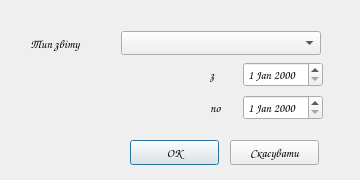
moz6go/ShoesStore, file reportdialog.ui: the form before one commit.
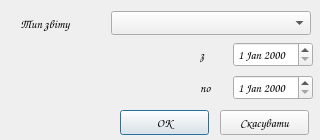
The form after the commit. Icons and pictures are not drawn.

Diff of the .ui file:
```diff
--- a/reportdialog.ui
+++ b/reportdialog.ui
@@ -6,20 +6,20 @@
    <rect>
     <x>0</x>
     <y>0</y>
-    <width>360</width>
-    <height>180</height>
+    <width>320</width>
+    <height>140</height>
    </rect>
   </property>
   <property name="minimumSize">
    <size>
-    <width>360</width>
-    <height>180</height>
+    <width>320</width>
+    <height>140</height>
    </size>
   </property>
   <property name="maximumSize">
    <size>
-    <width>360</width>
-    <height>180</height>
+    <width>320</width>
+    <height>140</height>
    </size>
   </property>
   <property name="font">
@@ -37,8 +37,8 @@
   <widget class="QPushButton" name="ok_pb">
    <property name="geometry">
     <rect>
-     <x>130</x>
-     <y>140</y>
+     <x>120</x>
+     <y>110</y>
      <width>89</width>
      <height>25</height>
     </rect>
@@ -50,8 +50,8 @@
   <widget class="QPushButton" name="cancel_pb">
    <property name="geometry">
     <rect>
-     <x>230</x>
-     <y>140</y>
+     <x>220</x>
+     <y>110</y>
      <width>89</width>
      <height>25</height>
     </rect>
@@ -63,8 +63,8 @@
   <widget class="QWidget" name="layoutWidget1">
    <property name="geometry">
     <rect>
-     <x>30</x>
-     <y>30</y>
+     <x>20</x>
+     <y>10</y>
      <width>291</width>
      <height>27</height>
     </rect>
@@ -92,8 +92,8 @@
   <widget class="QWidget" name="layoutWidget2">
    <property name="geometry">
     <rect>
-     <x>210</x>
-     <y>60</y>
+     <x>200</x>
+     <y>40</y>
      <width>113</width>
      <height>64</height>
     </rect>
```
